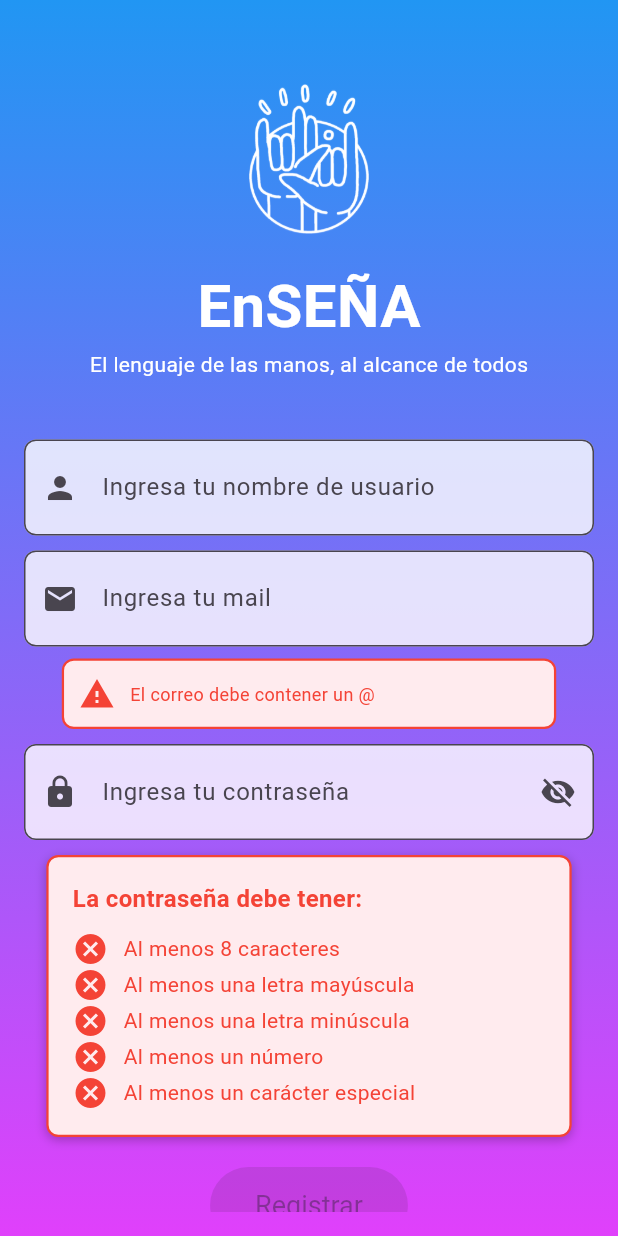
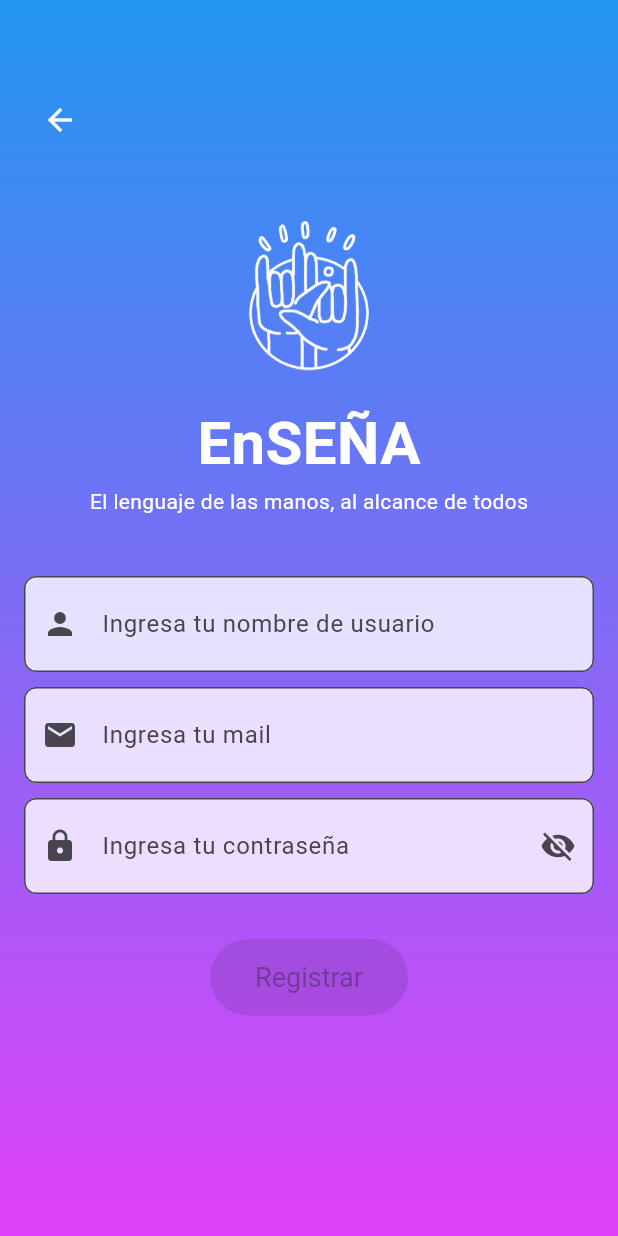
Before and after one commit to byronroman/ensena_grupo3, a Flutter app: the Register screen opened directly, on a phone screen of 412 x 824 dp. Run offline on Flutter 3.47's test engine with Material 3 defaults, Android fonts, the phone set to English and light mode, and no system bars; our stand-ins replace firebase_core; accounts and stored records are empty.

Commit message:
Implementación icono para volver a login y mejoras en mostrar advertencias solo cuando el usuario ingresa información en la celda correspondiente

```diff
--- a/lib/screens/register.dart
+++ b/lib/screens/register.dart
@@ -1,4 +1,5 @@
 import 'package:flutter/material.dart';
+import 'login.dart';  // Asegúrate de tener la pantalla de Login para poder volver a ella
 
 class Register extends StatefulWidget {
   @override
@@ -6,22 +7,21 @@ class Register extends StatefulWidget {
 }
 
 class _RegisterState extends State<Register> {
-  // Controladores para manejar los datos de entrada de los campos de texto
   final _usernameController = TextEditingController();
   final _emailController = TextEditingController();
   final _passwordController = TextEditingController();
 
-  // Variables de estado para validar los diferentes requisitos
-  bool _isUsernameValid = false;  // Verifica si el campo de nombre de usuario es válido
-  bool _isEmailValid = false;     // Verifica si el campo de correo es válido (contiene '@')
-  bool _isPasswordVisible = false;  // Controla si la contraseña es visible o no
-  bool _isLengthValid = false;      // Verifica si la contraseña tiene al menos 8 caracteres
-  bool _hasUppercase = false;       // Verifica si la contraseña tiene al menos una letra mayúscula
-  bool _hasLowercase = false;       // Verifica si la contraseña tiene al menos una letra minúscula
-  bool _hasDigit = false;           // Verifica si la contraseña tiene al menos un número
-  bool _hasSpecialChar = false;     // Verifica si la contraseña tiene al menos un carácter especial
+  bool _isUsernameValid = false;
+  bool _isEmailValid = false;
+  bool _isPasswordVisible = false;
+  bool _isLengthValid = false;
+  bool _hasUppercase = false;
+  bool _hasLowercase = false;
+  bool _hasDigit = false;
+  bool _hasSpecialChar = false;
+  bool _hasEmailStarted = false;
+  bool _hasPasswordStarted = false;
 
-  // Método para comprobar si todos los requisitos de la contraseña se cumplen
   bool get _isPasswordValid =>
       _isLengthValid &&
       _hasUppercase &&
@@ -29,43 +29,38 @@ class _RegisterState extends State<Register> {
       _hasDigit &&
       _hasSpecialChar;
 
-  // Validar si el correo tiene un '@'
   void _validateEmail(String email) {
     setState(() {
-      _isEmailValid = email.contains('@');  // True si contiene '@', false si no
+      _isEmailValid = email.contains('@');
     });
   }
 
-  // Validar los requisitos de la contraseña
   void _validatePassword(String password) {
     setState(() {
-      _isLengthValid = password.length >= 8;  // Al menos 8 caracteres
-      _hasUppercase = password.contains(RegExp(r'[A-Z]'));  // Al menos una letra mayúscula
-      _hasLowercase = password.contains(RegExp(r'[a-z]'));  // Al menos una letra minúscula
-      _hasDigit = password.contains(RegExp(r'[0-9]'));      // Al menos un número
-      _hasSpecialChar = password.contains(RegExp(r'[!@#$%^&*(),.?":{}|<>]'));  // Carácter especial
+      _isLengthValid = password.length >= 8;
+      _hasUppercase = password.contains(RegExp(r'[A-Z]'));
+      _hasLowercase = password.contains(RegExp(r'[a-z]'));
+      _hasDigit = password.contains(RegExp(r'[0-9]'));
+      _hasSpecialChar = password.contains(RegExp(r'[!@#$%^&*(),.?":{}|<>]'));
     });
   }
 
-  // Validar si el usuario puede registrarse (todos los campos válidos)
   bool _canRegister() {
     return _isUsernameValid && _isEmailValid && _isPasswordValid;
   }
 
-  // Widget que muestra el estado de cada requisito de la contraseña
   Widget _buildPasswordCriteria(String text, bool isValid) {
     return Row(
       children: [
         Icon(
-          // Mostrar un check en verde si el criterio se cumple, y una X en rojo si no
           isValid ? Icons.check_circle : Icons.cancel,
           color: isValid ? Colors.green : Colors.red,
         ),
-        SizedBox(width: 10), // Espaciado entre el ícono y el texto
+        SizedBox(width: 10),
         Text(
-          text,  // Texto que indica el requisito (ej. "Al menos una letra mayúscula")
+          text,
           style: TextStyle(
-            color: isValid ? Colors.green : Colors.red,  // Verde si es válido, rojo si no
+            color: isValid ? Colors.green : Colors.red,
           ),
         ),
       ],
@@ -74,7 +69,6 @@ class _RegisterState extends State<Register> {
 
   @override
   Widget build(BuildContext context) {
-    // Variable para verificar si todos los requisitos de la contraseña son válidos
     bool allCriteriaValid = _isLengthValid &&
         _hasUppercase &&
         _hasLowercase &&
@@ -87,24 +81,26 @@ class _RegisterState extends State<Register> {
         height: double.infinity,
         decoration: BoxDecoration(
           gradient: LinearGradient(
-            // Fondo con un degradado de azul a morado
             colors: [Colors.blue, Colors.purpleAccent],
             begin: Alignment.topCenter,
             end: Alignment.bottomCenter,
           ),
         ),
         child: Padding(
-          padding: const EdgeInsets.all(16.0),  // Margen alrededor del contenido
+          padding: const EdgeInsets.all(16.0),
+          child: Stack(
+            children: [
+              // Centra el contenido
+              Center(
                 child: SingleChildScrollView(
-            // Permite que la pantalla se desplace si el contenido es grande
                   child: Column(
-              mainAxisAlignment: MainAxisAlignment.center,
-              crossAxisAlignment: CrossAxisAlignment.center,
+                    mainAxisAlignment: MainAxisAlignment.center, // Centrar verticalmente el contenido
+                    crossAxisAlignment: CrossAxisAlignment.center, // Centrar horizontalmente el contenido
                     mainAxisSize: MainAxisSize.min,
                     children: [
-                SizedBox(height: 40),  // Espaciado superior
-                Image.asset('assets/logo.png', height: 100),  // Logo de la aplicación
-                SizedBox(height: 20),  // Espaciado entre el logo y el texto
+                      SizedBox(height: 40),
+                      Image.asset('assets/logo.png', height: 100), // Logo de la aplicación
+                      SizedBox(height: 20),
                       Text(
                         'EnSEÑA',
                         style: TextStyle(
@@ -117,71 +113,77 @@ class _RegisterState extends State<Register> {
                         'El lenguaje de las manos, al alcance de todos',
                         style: TextStyle(color: Colors.white),
                       ),
-                SizedBox(height: 40),  // Espaciado antes de los campos de entrada
+                      SizedBox(height: 40),
 
                       // Campo de nombre de usuario
                       TextField(
                         controller: _usernameController,
                         onChanged: (value) {
-                    // Verifica si el nombre de usuario no está vacío
                           setState(() {
                             _isUsernameValid = value.isNotEmpty;
                           });
                         },
                         decoration: InputDecoration(
                           labelText: 'Ingresa tu nombre de usuario',
-                    prefixIcon: Icon(Icons.person),  // Ícono de usuario a la izquierda
+                          prefixIcon: Icon(Icons.person),
                           filled: true,
-                    fillColor: Colors.white.withOpacity(0.8),  // Fondo blanco semitransparente
+                          fillColor: Colors.white.withOpacity(0.8),
                           border: OutlineInputBorder(
                             borderRadius: BorderRadius.circular(8),
                           ),
                           contentPadding: EdgeInsets.symmetric(vertical: 20.0, horizontal: 16.0),
-                    floatingLabelBehavior: FloatingLabelBehavior.auto,  // Mostrar etiqueta flotante
+                          floatingLabelBehavior: FloatingLabelBehavior.auto,
                         ),
                       ),
-                SizedBox(height: 10),  // Espaciado entre los campos
+                      SizedBox(height: 10),
 
                       // Campo de correo electrónico
                       TextField(
                         controller: _emailController,
-                  onChanged: _validateEmail,  // Validar correo mientras se escribe
+                        onChanged: (value) {
+                          if (!_hasEmailStarted) {
+                            setState(() {
+                              _hasEmailStarted = true;
+                            });
+                          }
+                          _validateEmail(value);
+                        },
                         decoration: InputDecoration(
                           labelText: 'Ingresa tu mail',
-                    prefixIcon: Icon(Icons.email),  // Ícono de correo a la izquierda
+                          prefixIcon: Icon(Icons.email),
                           filled: true,
-                    fillColor: Colors.white.withOpacity(0.8),  // Fondo blanco semitransparente
+                          fillColor: Colors.white.withOpacity(0.8),
                           border: OutlineInputBorder(
                             borderRadius: BorderRadius.circular(8),
                           ),
                           contentPadding: EdgeInsets.symmetric(vertical: 20.0, horizontal: 16.0),
-                    floatingLabelBehavior: FloatingLabelBehavior.auto,  // Mostrar etiqueta flotante
+                          floatingLabelBehavior: FloatingLabelBehavior.auto,
                         ),
                       ),
 
-                // Mostrar mensaje de advertencia si el correo no contiene '@'
-                if (!_isEmailValid)
+                      // Advertencia de correo
+                      if (_hasEmailStarted && !_isEmailValid)
                         Padding(
                           padding: const EdgeInsets.only(top: 8.0),
                           child: Center(
                             child: Container(
-                        width: MediaQuery.of(context).size.width * 0.8,  // Ancho del 80%
-                        padding: EdgeInsets.all(10),  // Padding interno
+                              width: MediaQuery.of(context).size.width * 0.8,
+                              padding: EdgeInsets.all(10),
                               decoration: BoxDecoration(
-                          color: Colors.red[50],  // Fondo rojo claro
+                                color: Colors.red[50],
                                 borderRadius: BorderRadius.circular(8),
-                          border: Border.all(color: Colors.red, width: 1.5),  // Borde rojo
+                                border: Border.all(color: Colors.red, width: 1.5),
                               ),
                               child: Row(
                                 children: [
-                            Icon(Icons.warning, color: Colors.red),  // Ícono de advertencia
+                                  Icon(Icons.warning, color: Colors.red),
                                   SizedBox(width: 10),
                                   Expanded(
                                     child: Text(
                                       'El correo debe contener un @',
                                       style: TextStyle(
                                         color: Colors.red,
-                                  fontSize: 12,  // Texto en rojo
+                                        fontSize: 12,
                                       ),
                                     ),
                                   ),
@@ -190,30 +192,35 @@ class _RegisterState extends State<Register> {
                             ),
                           ),
                         ),
-
-                SizedBox(height: 10),  // Espaciado entre los campos
+                      SizedBox(height: 10),
 
                       // Campo de contraseña
                       TextField(
                         controller: _passwordController,
-                  obscureText: !_isPasswordVisible,  // Control de visibilidad de la contraseña
-                  onChanged: _validatePassword,  // Validar la contraseña mientras se escribe
+                        obscureText: !_isPasswordVisible,
+                        onChanged: (value) {
+                          if (!_hasPasswordStarted) {
+                            setState(() {
+                              _hasPasswordStarted = true;
+                            });
+                          }
+                          _validatePassword(value);
+                        },
                         decoration: InputDecoration(
                           labelText: 'Ingresa tu contraseña',
-                    prefixIcon: Icon(Icons.lock),  // Ícono de candado a la izquierda
+                          prefixIcon: Icon(Icons.lock),
                           suffixIcon: IconButton(
-                      // Ícono de ojo para mostrar/ocultar la contraseña
                             icon: Icon(
                               _isPasswordVisible ? Icons.visibility : Icons.visibility_off,
                             ),
                             onPressed: () {
                               setState(() {
-                          _isPasswordVisible = !_isPasswordVisible;  // Cambiar visibilidad
+                                _isPasswordVisible = !_isPasswordVisible;
                               });
                             },
                           ),
                           filled: true,
-                    fillColor: Colors.white.withOpacity(0.8),  // Fondo blanco semitransparente
+                          fillColor: Colors.white.withOpacity(0.8),
                           border: OutlineInputBorder(
                             borderRadius: BorderRadius.circular(8),
                           ),
@@ -222,21 +229,19 @@ class _RegisterState extends State<Register> {
                         ),
                       ),
 
-                SizedBox(height: 10),  // Espaciado entre los campos
+                      SizedBox(height: 10),
 
-                // Contenedor de requisitos de contraseña (se oculta si todos los requisitos se cumplen)
-                if (!allCriteriaValid)
+                      // Requisitos de la contraseña
+                      if (_hasPasswordStarted && !allCriteriaValid)
                         Center(
                           child: Container(
-                      width: MediaQuery.of(context).size.width * 0.85,  // Ajustar ancho al 85%
+                            width: MediaQuery.of(context).size.width * 0.85,
                             padding: EdgeInsets.all(16),
                             decoration: BoxDecoration(
-                        color: allCriteriaValid
-                            ? Colors.green[50]  // Fondo verde claro si todos los criterios se cumplen
-                            : Colors.red[50],  // Fondo rojo claro si no se cumplen todos
+                              color: allCriteriaValid ? Colors.green[50] : Colors.red[50],
                               borderRadius: BorderRadius.circular(8),
                               border: Border.all(
-                          color: allCriteriaValid ? Colors.green : Colors.red,  // Borde verde o rojo
+                                color: allCriteriaValid ? Colors.green : Colors.red,
                                 width: 1.5,
                               ),
                               boxShadow: [
@@ -255,11 +260,10 @@ class _RegisterState extends State<Register> {
                                   style: TextStyle(
                                     fontWeight: FontWeight.bold,
                                     fontSize: 16,
-                              color: allCriteriaValid ? Colors.green : Colors.red,  // Texto verde o rojo
+                                    color: allCriteriaValid ? Colors.green : Colors.red,
                                   ),
                                 ),
                                 SizedBox(height: 10),
-                          // Listado de requisitos de la contraseña
                                 _buildPasswordCriteria('Al menos 8 caracteres', _isLengthValid),
                                 _buildPasswordCriteria('Al menos una letra mayúscula', _hasUppercase),
                                 _buildPasswordCriteria('Al menos una letra minúscula', _hasLowercase),
@@ -270,26 +274,37 @@ class _RegisterState extends State<Register> {
                           ),
                         ),
 
-                SizedBox(height: 20),  // Espaciado entre los campos
+                      SizedBox(height: 20),
 
-                // Botón de registro (solo habilitado si todos los campos son válidos)
+                      // Botón de registro
                       ElevatedButton(
-                  onPressed: _canRegister()
-                      ? () {
-                          // Aquí puedes implementar la lógica para registrar usuarios
-                        }
-                      : null,  // Botón deshabilitado si no se cumplen los requisitos
+                        onPressed: _canRegister() ? () {} : null,
                         child: Text('Registrar'),
                         style: ElevatedButton.styleFrom(
-                    backgroundColor: _canRegister() ? Colors.purple : Colors.grey,  // Color dinámico
-                    foregroundColor: Colors.white,  // Texto blanco
+                          backgroundColor: _canRegister() ? Colors.purple : Colors.grey,
+                          foregroundColor: Colors.white,
                           padding: EdgeInsets.symmetric(vertical: 15.0, horizontal: 30.0),
                           textStyle: TextStyle(fontSize: 18),
                         ),
                       ),
-                SizedBox(height: 40),  // Espaciado inferior
+                      SizedBox(height: 40),
                     ],
                   ),
+                ),
+              ),
+
+              // Ícono de retroceso en la parte superior izquierda con padding ajustado
+              Positioned(
+                top: 40, // Mueve el ícono hacia abajo
+                left: 0, // Deja un margen a la izquierda
+                child: IconButton(
+                  icon: Icon(Icons.arrow_back, color: Colors.white),
+                  onPressed: () {
+                    Navigator.pop(context);  // Vuelve a la pantalla de login
+                  },
+                ),
+              ),
+            ],
           ),
         ),
       ),
```
Lines whose indentation alone changed are shown as unchanged.
